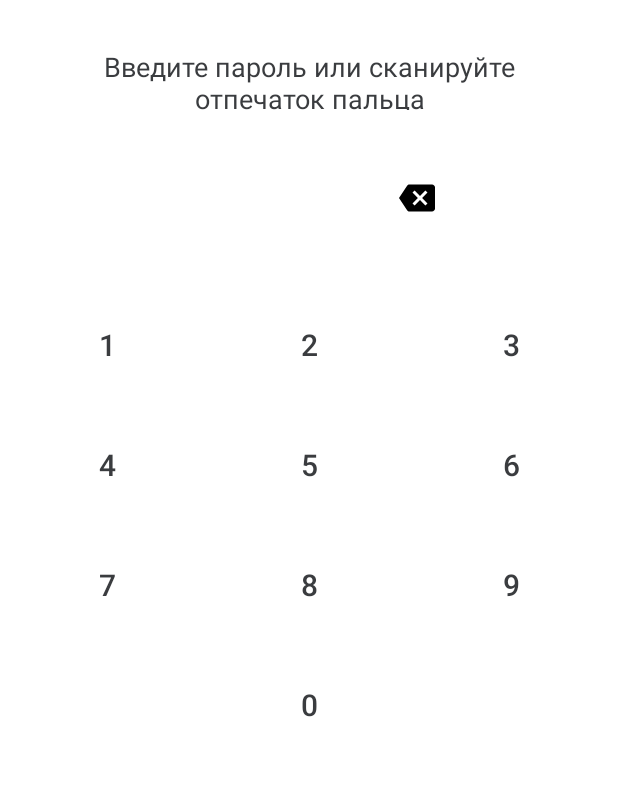
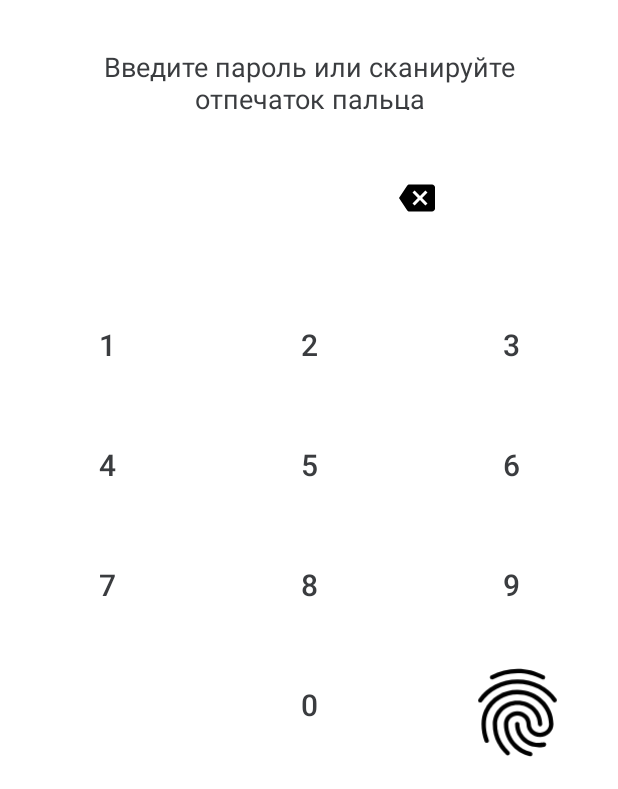
Before and after one commit to geogramus/redamadrobot, an Android app: the fragment EnterPinFragment shown on its own in the app's theme, on a phone screen of 412 x 824 dp, the part 447-1236 px from its top. Run offline under Robolectric (Android 15) with nearby library versions, the light colour scheme and no system bars; our stand-ins replace RxJava; libraries missing offline, so code that uses them is left out: com.jakewharton.rxbinding3; 8 statements that could not run were skipped.

Commit message:
Added entering to application by fingerPrint

```diff
--- a/app/build.gradle
+++ b/app/build.gradle
@@ -37,6 +37,7 @@ dependencies {
             deps.arch.lifecycle,
 
             deps.support.design,
+            deps.support.biometric,
 
             deps.navigation.cicerone,
 
--- a/app/src/main/AndroidManifest.xml
+++ b/app/src/main/AndroidManifest.xml
@@ -6,6 +6,8 @@
     <uses-permission android:name="android.permission.ACCESS_NETWORK_STATE"/>
     <uses-permission android:name="android.permission.INTERNET"/>
     <uses-permission android:name="android.permission.ACCESS_WIFI_STATE"/>
+    <uses-permission android:name="android.permission.USE_BIOMETRIC"/>
+    <uses-permission android:name="android.permission.USE_FINGERPRINT"/>
 
     <application
             android:name="ru.geogram.redmadrobottimetracker.app.App"
--- a/app/src/main/java/ru/geogram/redmadrobottimetracker/app/presentation/activity/MainActivity.kt
+++ b/app/src/main/java/ru/geogram/redmadrobottimetracker/app/presentation/activity/MainActivity.kt
@@ -33,7 +33,6 @@ class MainActivity: AppCompatActivity() {
         setContentView(R.layout.activity_main)
         DI.app.inject(this)
         val viewModelFactory = viewModelFactory { DI.AUTH.get().mainViewModel() }
-
         viewModel = getViewModel(viewModelFactory)
     }
 
--- a/app/src/main/java/ru/geogram/redmadrobottimetracker/app/utils/UiExtenstions.kt
+++ b/app/src/main/java/ru/geogram/redmadrobottimetracker/app/utils/UiExtenstions.kt
@@ -35,6 +35,10 @@ fun Fragment.showThreatAlertDialog(context: Context, message: String? = null,
     builder.show()
 }
 
+fun View.isVisible(isVisible:Boolean){
+    visibility = if(isVisible) View.VISIBLE else View.INVISIBLE
+}
+
 fun View.Visible() {
     visibility = View.VISIBLE
 }
--- a/app/src/main/res/layout/fragment_enter_pin.xml
+++ b/app/src/main/res/layout/fragment_enter_pin.xml
@@ -53,7 +53,7 @@
         android:textSize="18sp"
         app:layout_constraintBottom_toTopOf="@+id/fragment_enter_pin_et"
         app:layout_constraintEnd_toEndOf="parent"
-            app:layout_constraintStart_toStartOf="parent"/>
+        app:layout_constraintStart_toStartOf="parent" />
 
     <include
         android:id="@+id/include3"
@@ -89,4 +89,16 @@
         app:layout_constraintEnd_toEndOf="parent"
         app:layout_constraintStart_toStartOf="parent"
         app:layout_constraintTop_toBottomOf="@+id/fragment_enter_pin_et" />
+
+    <ImageView
+            android:id="@+id/fragment_enter_pin_finger_button"
+
+            android:layout_width="70dp"
+            android:layout_height="70dp"
+            android:maxHeight="10dp"
+            app:srcCompat="@drawable/fingerprint"
+            android:layout_marginBottom="16dp"
+            app:layout_constraintBottom_toBottomOf="parent" android:layout_marginEnd="32dp"
+            app:layout_constraintEnd_toEndOf="parent"/>
+
 </androidx.constraintlayout.widget.ConstraintLayout>
--- a/app/src/main/res/values/strings.xml
+++ b/app/src/main/res/values/strings.xml
@@ -65,4 +65,8 @@
     <string name="threats_founded">Найдены угрозы</string>
     <string name="problems_warning">Данные проблемы подвергают опасности ваши личные данные</string>
     <string name="enter_pin_fragment_enter_password">Введите пароль</string>
+    <string name="finger_not_supported">Отпечаток пальца не поддерживается данным устройством</string>
+    <string name="nter_pin_fragment_cancel">Отмена</string>
+    <string name="finger_authorization">Авторизация по отпечатку пальца</string>
+    <string name="enter_pin_fragment_use_fingerprint_for_auth">Используйте отпечаток пальца для авторизации</string>
 </resources>
--- a/dep.gradle
+++ b/dep.gradle
@@ -60,11 +60,13 @@ deps.ui = ui
 
 def support = [:]
 versions.androidx = "1.0.0"
+versions.biometver = "1.0.0-alpha03"
 support.app_compat = "androidx.appcompat:appcompat:$versions.androidx"
 support.recyclerview = "androidx.recyclerview:recyclerview:$versions.androidx"
 support.cardview = "androidx.cardview:cardview:$versions.androidx"
 support.design = "com.google.android.material:material:$versions.androidx"
 support.anotations = "androidx.annotation:annotation:$versions.androidx"
+support.biometric = "androidx.biometric:biometric:1.0.0-alpha03"
 deps.support = support
 
 def customtabs = [:]
```
Also changed, not shown: app/src/main/java/ru/geogram/redmadrobottimetracker/app/presentation/asynch/MainThreadExec.kt (added, +16 -0 lines), app/src/main/java/ru/geogram/redmadrobottimetracker/app/presentation/fragments/EnterPinFragment.kt (+38 -3 lines), data/src/main/java/ru/geogram/data/threats/ThreatVerificationProviderImpl.kt (+0 -15 lines). Lines whose indentation alone changed are shown as unchanged.
